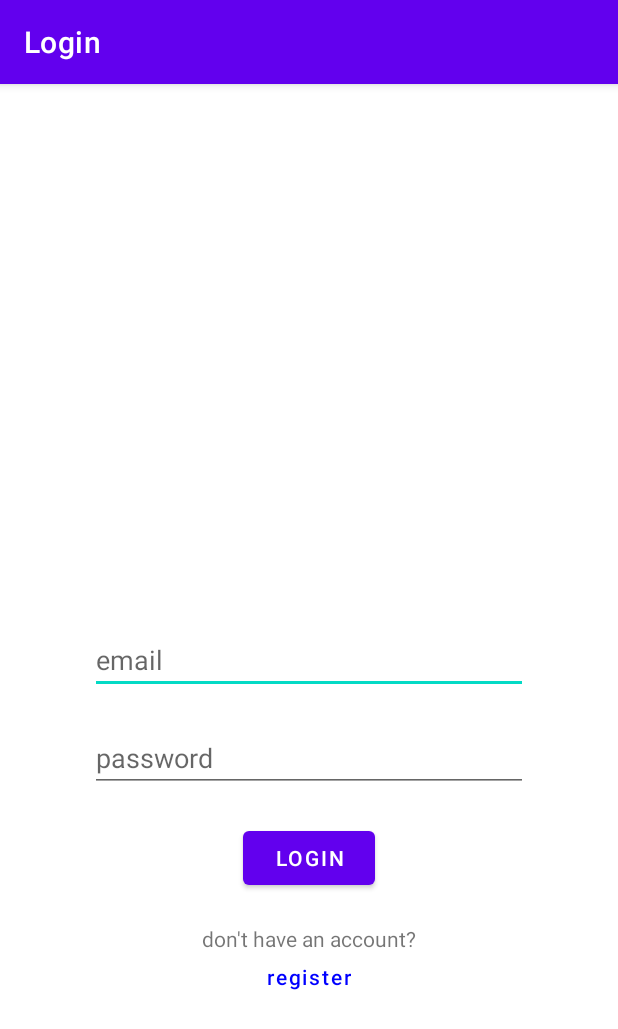
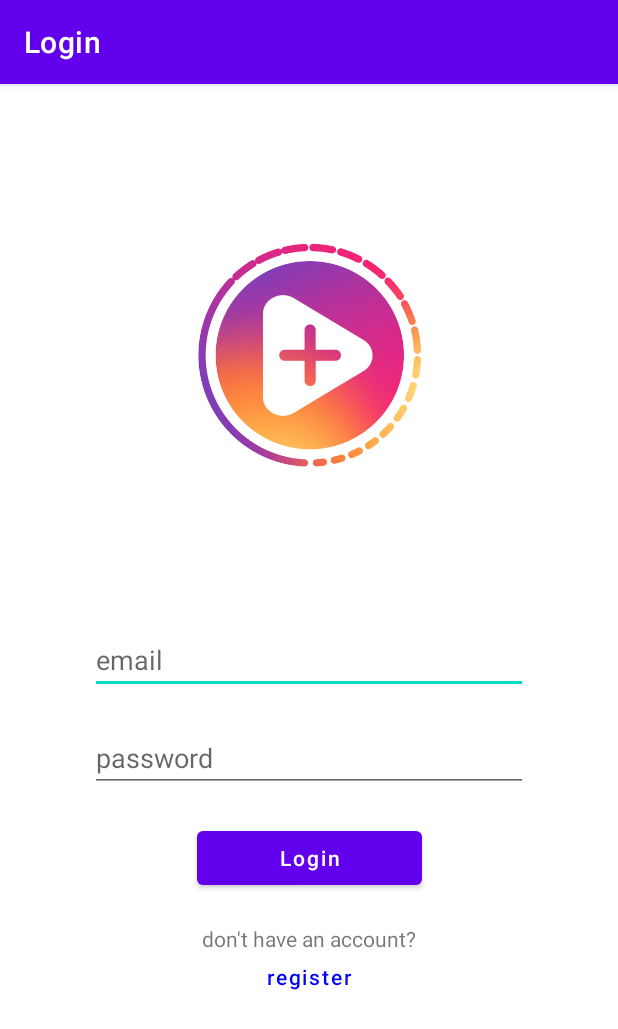
Before and after one commit to haniifac/StoryApp, an Android app: the screen it shows after launch (MainActivity), on a phone screen of 412 x 824 dp. Shown: the top 1029 px of the screen. Run offline under Robolectric (Android 15) with nearby library versions, the phone set to English and light mode, and no system bars.

Commit message:
add login image

```diff
--- a/app/src/main/AndroidManifest.xml
+++ b/app/src/main/AndroidManifest.xml
@@ -56,7 +56,7 @@
         -->
         <meta-data
             android:name="com.google.android.geo.API_KEY"
-            android:value="${GOOGLE_MAPS_API_KEY}" />
+            android:value="GOOGLE_MAPS_API_KEY" />
 
         <activity
             android:name=".ui.upload.UploadPhotoActivity"
--- a/app/src/main/res/layout/activity_main.xml
+++ b/app/src/main/res/layout/activity_main.xml
@@ -5,6 +5,16 @@
     android:layout_width="match_parent"
     android:layout_height="match_parent"
     tools:context=".ui.login.MainActivity">
+
+    <ImageView
+        android:layout_width="150dp"
+        android:layout_height="150dp"
+        app:layout_constraintTop_toTopOf="parent"
+        app:layout_constraintBottom_toTopOf="@id/ed_login_email"
+        app:layout_constraintEnd_toEndOf="parent"
+        app:layout_constraintStart_toStartOf="parent"
+        android:src="@drawable/icon"
+        />
 
     <com.example.storyapp_intermediate_sub2.ui.customview.EmailEditText
         android:id="@+id/ed_login_email"
@@ -31,9 +41,10 @@
 
     <Button
         android:id="@+id/btn_login"
-        android:layout_width="wrap_content"
+        android:layout_width="150dp"
         android:layout_height="wrap_content"
         android:layout_marginTop="20dp"
+        android:textAllCaps="false"
         app:layout_constraintStart_toStartOf="parent"
         app:layout_constraintEnd_toEndOf="parent"
         app:layout_constraintTop_toBottomOf="@id/ed_login_password"
@@ -68,8 +79,7 @@
         android:id="@+id/login_progress_bar"
         android:layout_width="wrap_content"
         android:layout_height="wrap_content"
-        app:layout_constraintTop_toTopOf="parent"
-        app:layout_constraintBottom_toTopOf="@id/ed_login_email"
+        app:layout_constraintTop_toBottomOf="@id/btn_goto_register"
         app:layout_constraintStart_toStartOf="parent"
         app:layout_constraintEnd_toEndOf="parent"
         android:visibility="invisible"
--- a/app/src/main/res/layout/activity_story.xml
+++ b/app/src/main/res/layout/activity_story.xml
@@ -24,6 +24,7 @@
         android:layout_width="match_parent"
         android:layout_height="match_parent"
         android:layout_margin="8dp"
-        tools:listitem="@layout/feed_item" />
+        tools:listitem="@layout/feed_item"
+        tools:itemCount="3"/>
 
 </androidx.constraintlayout.widget.ConstraintLayout>
```
Also changed, not shown: app/src/main/res/drawable-mdpi/icon.png (added).
